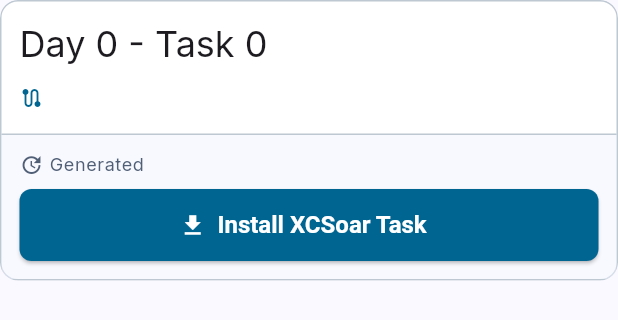
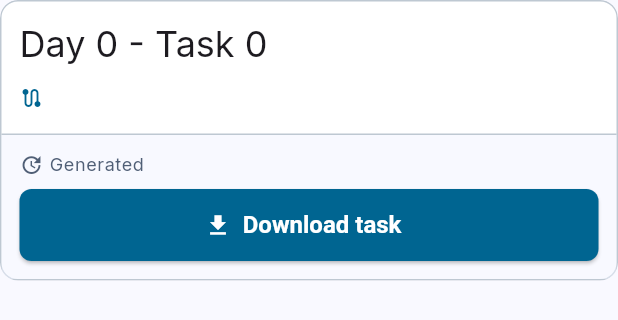
Before and after one commit to kedder/compman-mobile, a Flutter app: the _TaskCard widget shown alone on an empty page, opened directly with empty values, on a phone screen of 412 x 824 dp. Shown: the top 320 px of the screen. Run offline on Flutter 3.47's test engine with Material 3 defaults, Android fonts, the phone set to English and light mode, and no system bars; our stand-ins replace dio, flutter_riverpod, fpdart, freezed_annotation, go_router, google_fonts and 3 more; accounts and stored records are empty.

Commit message:
feat(competitions): rename task download button to "Download task"
Replaces "Install XCSoar Task" / "Installing..." button labels and the
"Default.tsk installed in XCSoar folder" SnackBar with plain-English
"Download task", "Downloading...", and "Task downloaded" copy on the
Competition Detail screen. Widget tests and docs updated to match.

Co-Authored-By: Claude Sonnet 4.6 <noreply@anthropic.com>

```diff
--- a/lib/core/theme/app_theme.dart
+++ b/lib/core/theme/app_theme.dart
@@ -102,7 +102,7 @@ class AppColors extends ThemeExtension<AppColors> {
 
 /// Named button style helpers for non-standard button variants.
 abstract final class AppButtonStyles {
-  /// Primary filled button — used for prominent actions like "Install XCSoar Task".
+  /// Primary filled button — used for prominent actions like "Download task".
   /// Uses theme's primary colour for background and onPrimary for foreground.
   static ButtonStyle primary(BuildContext context) {
     return ElevatedButton.styleFrom(
--- a/lib/features/competitions/presentation/screens/competition_detail_screen.dart
+++ b/lib/features/competitions/presentation/screens/competition_detail_screen.dart
@@ -418,7 +418,7 @@ class _TaskSectionState extends ConsumerState<_TaskSection> {
       if (!mounted) return;
       ScaffoldMessenger.of(context).showSnackBar(
         SnackBar(
-          content: const Text('Default.tsk installed in XCSoar folder'),
+          content: const Text('Task downloaded'),
           backgroundColor: context.appColors.success,
         ),
       );
@@ -547,7 +547,7 @@ class _TaskCard extends StatelessWidget {
                     )
                   : const Icon(Icons.download),
               label: Text(
-                downloading ? 'Installing...' : 'Install XCSoar Task',
+                downloading ? 'Downloading...' : 'Download task',
               ),
             ),
           ),
```
Also changed, not shown: 4 other files.
